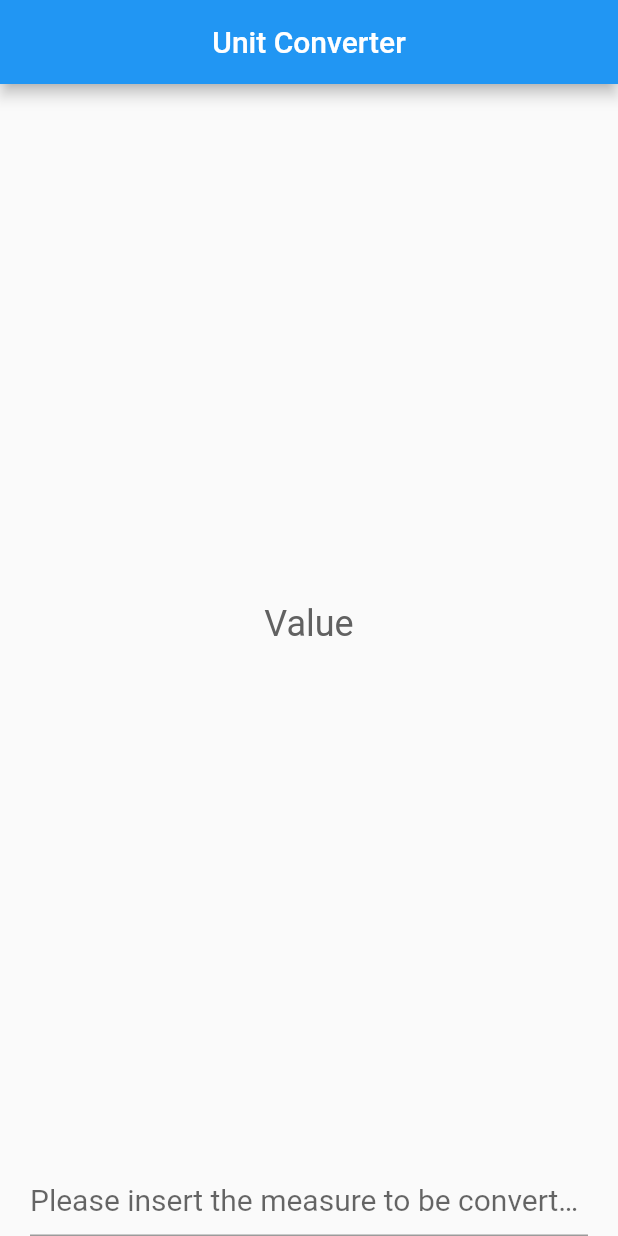
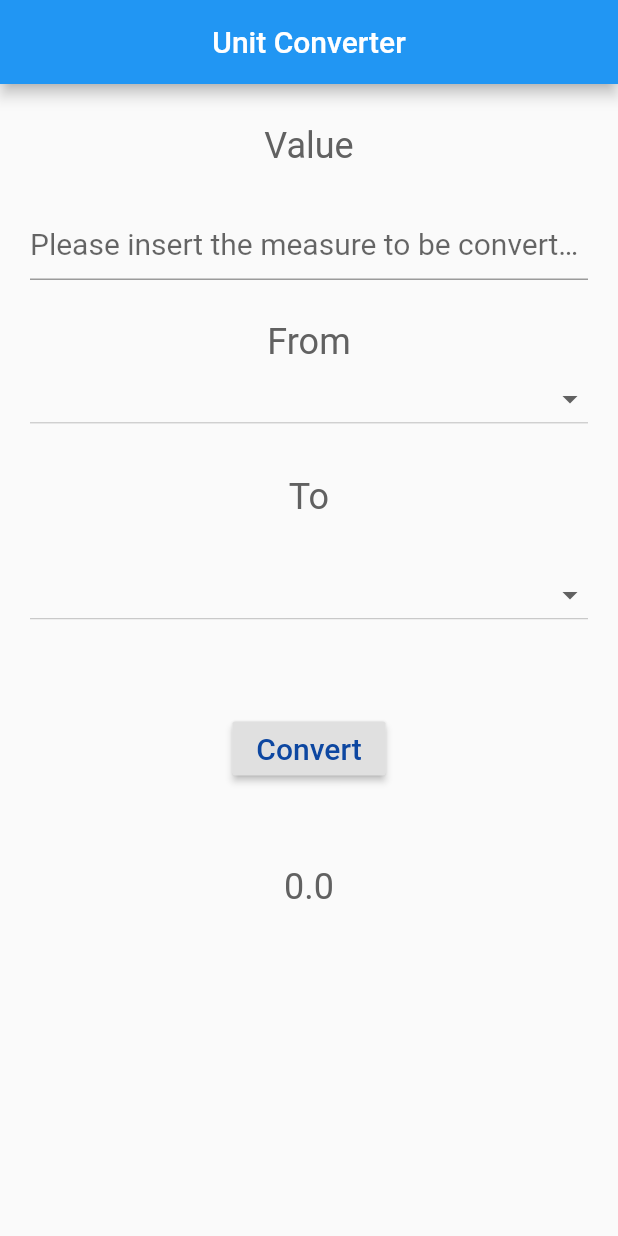
Before and after one commit to lilitha-mdlalana/unit-converter-flutter, a Flutter app: the screen it shows after launch, on a phone screen of 412 x 824 dp. Run offline on Flutter 3.47's test engine with Material 2 defaults, Android fonts, the phone set to English and light mode, and no system bars.

Commit message:
Add convert method

```diff
--- a/lib/main.dart
+++ b/lib/main.dart
@@ -30,6 +30,7 @@ class HomePage extends StatefulWidget {
 class _HomePageState extends State<HomePage> {
   double? _numberFrom;
   String? _startMeasure;
+  String? _convertedMeasure;
   final List<String> _measures = [
     'meters',
     'kilometers',
@@ -40,7 +41,26 @@ class _HomePageState extends State<HomePage> {
     'pounds (lbs)',
     'ounces',
   ];
-
+  final Map<String, int> _measuresMap = {
+    'meters': 0,
+    'kilometers': 1,
+    'grams': 2,
+    'kilograms': 3,
+    'feet': 4,
+    'miles': 5,
+    'pounds (lbs)': 6,
+    'ounces': 7,
+  };
+  final dynamic _formulas = {
+    '0': [1, 0.001, 0, 0, 3.28084, 0.000621371, 0, 0],
+    '1': [1000, 1, 0, 0, 3280.84, 0.621371, 0, 0],
+    '2': [0, 0, 1, 0.0001, 0, 0, 0.00220462, 0.035274],
+    '3': [0, 0, 1000, 1, 0, 0, 2.20462, 35.274],
+    '4': [0.3048, 0.0003048, 0, 0, 1, 0.000189394, 0, 0],
+    '5': [1609.34, 1.60934, 0, 0, 5280, 1, 0, 0],
+    '6': [0, 0, 453.592, 0.453592, 0, 0, 1, 16],
+    '7': [0, 0, 28.3495, 0.0283495, 3.28084, 0, 0.0625, 1],
+  };
   @override
   void initState() {
     _numberFrom = 0;
@@ -63,17 +83,19 @@ class _HomePageState extends State<HomePage> {
         centerTitle: true,
       ),
       body: Container(
-        padding:const EdgeInsets.symmetric(horizontal:20),
+        padding: const EdgeInsets.symmetric(horizontal: 20),
         child: Column(
           children: [
-            Spacer(),
-            Text('Value',style: labelStyle,),
-            Spacer(),
+            const Spacer(),
+            Text(
+              'Value',
+              style: labelStyle,
+            ),
+            const Spacer(),
             TextField(
               style: inputStyle,
               decoration: const InputDecoration(
-                hintText:'Please insert the measure to be converted'
-              ),
+                  hintText: 'Please insert the measure to be converted'),
               onChanged: (text) {
                 var rv = double.tryParse(text);
                 if (rv != null) {
@@ -83,27 +105,89 @@ class _HomePageState extends State<HomePage> {
                 }
               },
             ),
-            // Text((_numberFrom == null) ? '' : _numberFrom.toString()),
-            // DropdownButton<String>(
-            //   items: _measures.map((String value) {
-            //     return DropdownMenuItem<String>(
-            //       value: value,
-            //       child: Text(value),
-            //     );
-            //   }).toList(),
-            //   onChanged: (value) {
-            //     setState(
-            //       () {
-            //         _startMeasure = value;
-            //       },
-            //     );
-            //   },
-            //   value: _startMeasure,
-            // )
+            const Spacer(),
+            Text(
+              'From',
+              style: labelStyle,
+            ),
+
+            //Text((_numberFrom == null) ? '' : _numberFrom.toString()),
+            DropdownButton<String>(
+              isExpanded: true,
+              items: _measures.map((String value) {
+                return DropdownMenuItem<String>(
+                  value: value,
+                  child: Text(
+                    value,
+                    style: labelStyle,
+                  ),
+                );
+              }).toList(),
+              onChanged: (value) {
+                setState(
+                  () {
+                    _startMeasure = value;
+                  },
+                );
+              },
+              value: _startMeasure,
+            ),
+            const Spacer(),
+            Text(
+              'To',
+              style: labelStyle,
+            ),
+            const Spacer(),
+            DropdownButton<String>(
+              isExpanded: true,
+              style: inputStyle,
+              items: _measures.map((String value) {
+                return DropdownMenuItem<String>(
+                  value: value,
+                  child: Text(
+                    value,
+                    style: labelStyle,
+                  ),
+                );
+              }).toList(),
+              onChanged: (value) {
+                setState(() {
+                  _convertedMeasure = value;
+                });
+              },
+              value: _convertedMeasure,
+            ),
+            const Spacer(
+              flex: 2,
+            ),
+            RaisedButton(
+              onPressed: () => true,
+              child: Text(
+                'Convert',
+                style: inputStyle,
+              ),
+            ),
+            const Spacer(
+              flex: 2,
+            ),
+            Text(
+              (_numberFrom == null) ? '' : _numberFrom.toString(),
+              style: labelStyle,
+            ),
+            const Spacer(
+              flex: 8,
+            ),
           ],
         ),
       ),
     );
   }
+
+  void convert(double value, String from, String to) {
+    int? nFrom = _measuresMap[from];
+    int? nTo = _measuresMap[to];
+    var multiplier = _formulas[nFrom.toString()][nTo];
+    var result = value * multiplier;
+  }
 }
 //80
```
